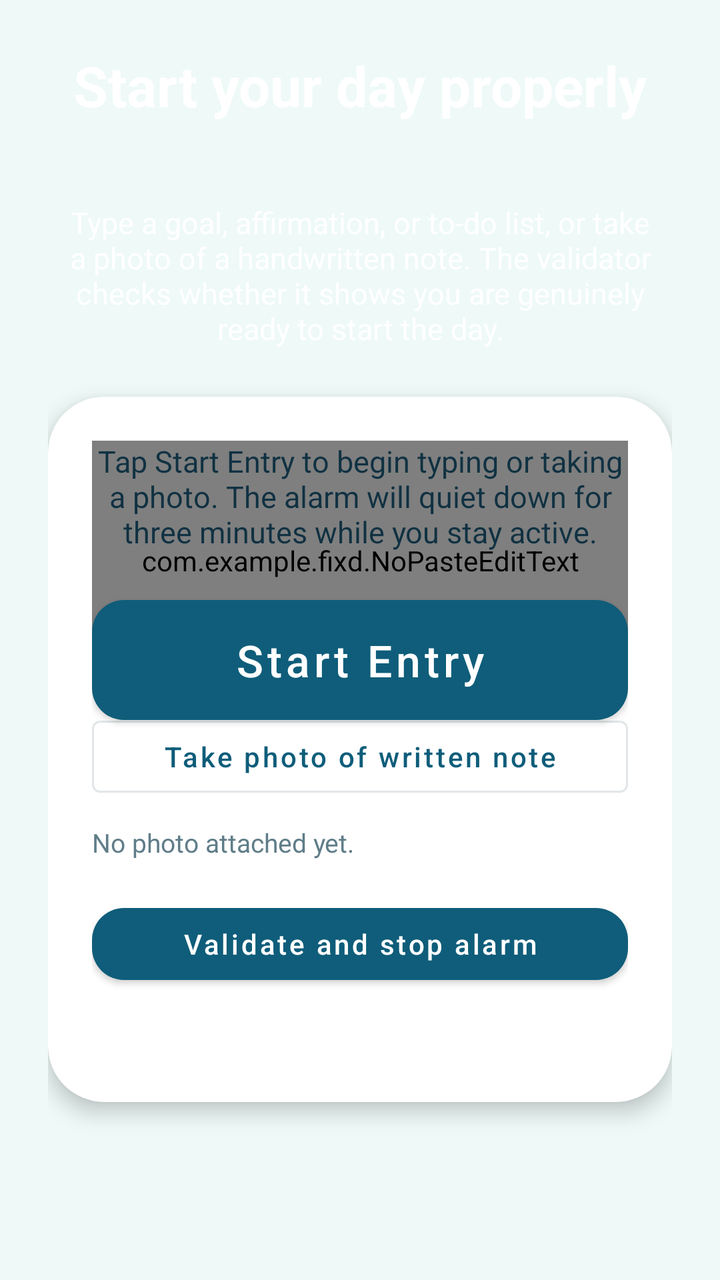
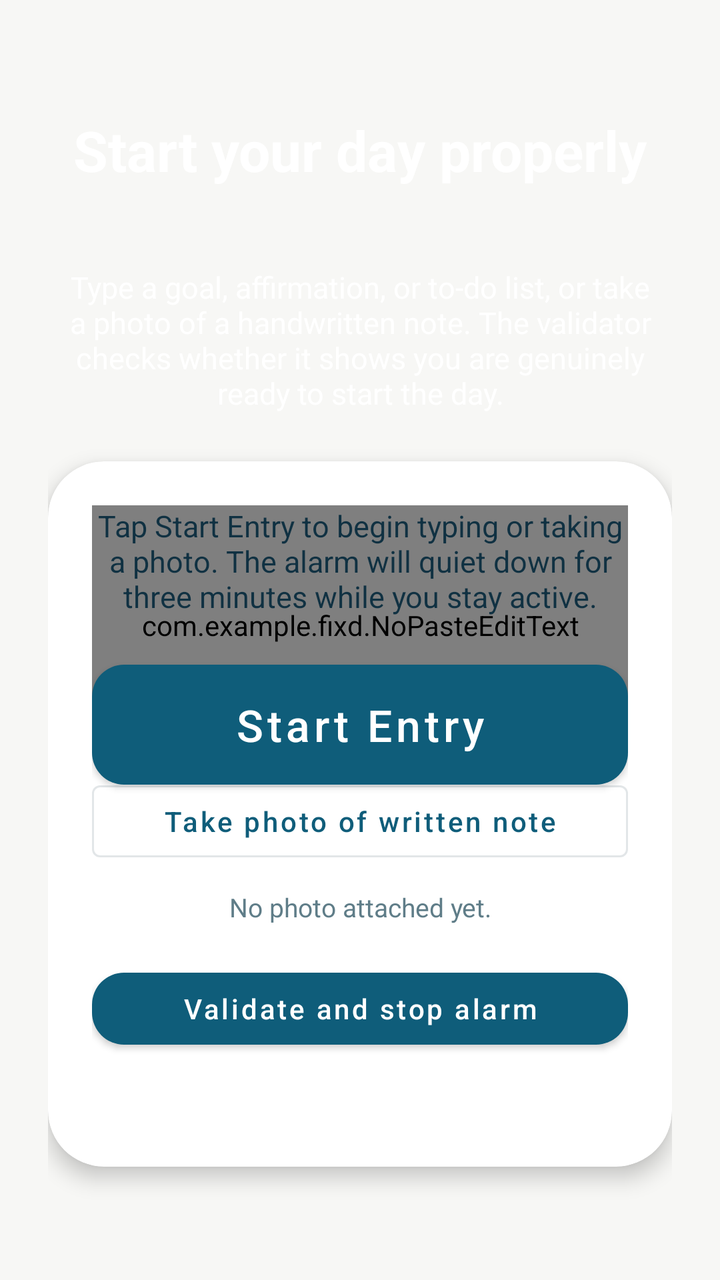

Two renders of the same Android screen: before a commit and after it. Below are the layout's source before the change and the commit's diff.
<!-- AndroidManifest.xml: activity theme Theme.Fixd.Alarm -->
<!-- res/layout/activity_alarm_challenge.xml -->
<?xml version="1.0" encoding="utf-8"?>
<ScrollView xmlns:android="http://schemas.android.com/apk/res/android"
    xmlns:app="http://schemas.android.com/apk/res-auto"
    android:layout_width="match_parent"
    android:layout_height="match_parent"
    android:background="@drawable/bg_auth_header"
    android:fillViewport="true">

    <LinearLayout
        android:layout_width="match_parent"
        android:layout_height="match_parent"
        android:gravity="center_horizontal"
        android:orientation="vertical"
        android:padding="24dp">

        <TextView
            android:layout_width="wrap_content"
            android:layout_height="wrap_content"
            android:text="@string/alarm_challenge_title"
            android:textColor="@color/white"
            android:textSize="28sp"
            android:textStyle="bold" />

        <TextView
            android:id="@+id/alarmNameText"
            android:layout_width="wrap_content"
            android:layout_height="wrap_content"
            android:layout_marginTop="8dp"
            android:textColor="@color/white"
            android:textSize="16sp"
            android:textStyle="bold" />

        <TextView
            android:layout_width="match_parent"
            android:layout_height="wrap_content"
            android:layout_marginTop="10dp"
            android:gravity="center"
            android:text="@string/alarm_challenge_body"
            android:textColor="@color/white"
            android:textSize="15sp" />

        <com.google.android.material.card.MaterialCardView
            style="@style/Widget.Fixd.TileCard.Large"
            android:layout_width="match_parent"
            android:layout_height="wrap_content"
            android:layout_marginTop="24dp"
            app:cardBackgroundColor="@color/brand_card">

            <LinearLayout
                android:id="@+id/entryContent"
                android:layout_width="match_parent"
                android:layout_height="wrap_content"
                android:orientation="vertical"
                android:padding="22dp">

                <com.google.android.material.textfield.TextInputLayout
                    android:layout_width="match_parent"
                    android:layout_height="wrap_content"
                    android:hint="@string/alarm_input_hint">

                    <com.example.fixd.NoPasteEditText
                        android:id="@+id/challengeInput"
                        android:layout_width="match_parent"
                        android:layout_height="120dp"
                        android:gravity="top|start"
                        android:inputType="textMultiLine|textCapSentences"
                        android:maxLines="5"
                        android:paddingStart="16dp"
                        android:paddingTop="16dp"
                        android:paddingEnd="16dp"
                        android:paddingBottom="16dp"
                        android:scrollbars="vertical"
                        android:textColor="@color/brand_text"
                        android:textColorHint="@color/brand_text_muted" />
                </com.google.android.material.textfield.TextInputLayout>

                <com.google.android.material.button.MaterialButton
                    android:id="@+id/capturePhotoButton"
                    style="@style/Widget.MaterialComponents.Button.OutlinedButton"
                    android:layout_width="match_parent"
                    android:layout_height="wrap_content"
                    android:layout_marginTop="14dp"
                    android:text="@string/alarm_capture_photo" />

                <TextView
                    android:id="@+id/photoStatus"
                    android:layout_width="match_parent"
                    android:layout_height="wrap_content"
                    android:layout_marginTop="10dp"
                    android:text="@string/alarm_photo_pending"
                    android:textColor="@color/brand_text_muted"
                    android:textSize="13sp" />

                <com.google.android.material.button.MaterialButton
                    android:id="@+id/submitButton"
                    android:layout_width="match_parent"
                    android:layout_height="wrap_content"
                    android:layout_marginTop="18dp"
                    android:text="@string/alarm_submit" />

                <ProgressBar
                    android:id="@+id/progressBar"
                    android:layout_width="wrap_content"
                    android:layout_height="wrap_content"
                    android:layout_gravity="center_horizontal"
                    android:layout_marginTop="14dp"
                    android:visibility="gone" />

                <TextView
                    android:id="@+id/feedbackText"
                    android:layout_width="match_parent"
                    android:layout_height="wrap_content"
                    android:layout_marginTop="14dp"
                    android:textColor="?attr/colorSecondary"
                    android:textSize="14sp" />
            </LinearLayout>

            <LinearLayout
                android:id="@+id/startEntryOverlay"
                android:layout_width="match_parent"
                android:layout_height="wrap_content"
                android:gravity="center"
                android:orientation="vertical"
                android:padding="22dp">

                <TextView
                    android:layout_width="match_parent"
                    android:layout_height="wrap_content"
                    android:gravity="center"
                    android:text="@string/alarm_start_entry_body"
                    android:textColor="@color/brand_text"
                    android:textSize="15sp" />

                <com.google.android.material.button.MaterialButton
                    android:id="@+id/startEntryButton"
                    android:layout_width="match_parent"
                    android:layout_height="wrap_content"
                    android:layout_marginTop="18dp"
                    android:minHeight="72dp"
                    android:text="@string/alarm_start_entry"
                    android:textSize="22sp" />
            </LinearLayout>
        </com.google.android.material.card.MaterialCardView>
    </LinearLayout>
</ScrollView>
<!-- resources referenced by this layout -->
<resources>
  <color name="brand_card">#FFFFFFFF</color>
  <color name="brand_text">#103142</color>
  <color name="brand_text_muted">#5F7D88</color>
  <color name="white">#FFFFFFFF</color>
  <!-- drawable bg_auth_header (drawable) -->
  <?xml version="1.0" encoding="utf-8"?>
  <shape xmlns:android="http://schemas.android.com/apk/res/android">
      <solid android:color="@color/brand_surface" />
  </shape>
  <string name="alarm_capture_photo">Take photo of written note</string>
  <string name="alarm_challenge_body">Type a goal, affirmation, or to-do list, or take a photo of a handwritten note. The validator checks whether it shows you are genuinely ready to start the day.</string>
  <string name="alarm_challenge_title">Start your day properly</string>
  <string name="alarm_input_hint">Type your plan for the day</string>
  <string name="alarm_photo_pending">No photo attached yet.</string>
  <string name="alarm_start_entry">Start Entry</string>
  <string name="alarm_start_entry_body">Tap Start Entry to begin typing or taking a photo. The alarm will quiet down for three minutes while you stay active.</string>
  <string name="alarm_submit">Validate and stop alarm</string>
  <style name="Widget.Fixd.TileCard.Large" parent="Widget.Fixd.TileCard">
          <item name="cardCornerRadius">28dp</item>
          <item name="cardElevation">6dp</item>
          <item name="shapeAppearanceOverlay">@style/ShapeAppearance.Fixd.Tile.Large</item>
      </style>
  <style name="Theme.Fixd.Alarm" parent="Theme.Fixd">
          <item name="android:windowFullscreen">true</item>
          <item name="android:windowIsTranslucent">false</item>
          <item name="android:statusBarColor">@android:color/transparent</item>
          <item name="android:navigationBarColor">@color/brand_primary_dark</item>
      </style>
  <color name="brand_surface">#EEF9F8</color>
  <style name="Widget.Fixd.TileCard" parent="Widget.MaterialComponents.CardView">
          <item name="cardCornerRadius">24dp</item>
          <item name="cardElevation">4dp</item>
          <item name="strokeWidth">0dp</item>
          <item name="shapeAppearanceOverlay">@style/ShapeAppearance.Fixd.Tile</item>
      </style>
  <style name="ShapeAppearance.Fixd.Tile.Large" parent="ShapeAppearance.Fixd.Tile">
          <item name="cornerSize">28dp</item>
      </style>
  <color name="brand_primary_dark">#083C54</color>
  <style name="ShapeAppearance.Fixd.Tile" parent="">
          <item name="cornerFamily">rounded</item>
          <item name="cornerSize">24dp</item>
      </style>
  <color name="brand_primary">#0F5D7A</color>
  <color name="brand_secondary">#2F8FCE</color>
  <color name="brand_gradient_mid">#168AA7</color>
  <color name="transparent">#00000000</color>
  <style name="Widget.Fixd.Button" parent="Widget.MaterialComponents.Button">
          <item name="cornerRadius">16dp</item>
          <item name="android:textAllCaps">false</item>
          <item name="rippleColor">@color/transparent</item>
      </style>
  <style name="Widget.Fixd.TextInputEditText" parent="Widget.MaterialComponents.TextInputEditText.OutlinedBox">
          <item name="android:textColor">@color/brand_text</item>
          <item name="android:textColorHint">@color/brand_text_muted</item>
          <item name="android:textCursorDrawable">@null</item>
      </style>
  <style name="Widget.Fixd.TextInputLayout" parent="Widget.MaterialComponents.TextInputLayout.OutlinedBox">
          <item name="boxBackgroundColor">@color/brand_card</item>
          <item name="boxStrokeColor">@color/brand_accent</item>
          <item name="boxCornerRadiusTopStart">18dp</item>
          <item name="boxCornerRadiusTopEnd">18dp</item>
          <item name="boxCornerRadiusBottomStart">18dp</item>
          <item name="boxCornerRadiusBottomEnd">18dp</item>
          <item name="hintTextColor">@color/brand_text_muted</item>
          <item name="android:textColorHint">@color/brand_text_muted</item>
      </style>
  <color name="brand_accent">#79BFF0</color>
  <!-- unchanged entries left out for length: 1 -->
</resources>

<!-- the commit's change to res/layout/activity_alarm_challenge.xml (unified diff, before → after) -->
@@ -8,8 +8,8 @@
 
     <LinearLayout
         android:layout_width="match_parent"
-        android:layout_height="match_parent"
-        android:gravity="center_horizontal"
+        android:layout_height="wrap_content"
+        android:gravity="center"
         android:orientation="vertical"
         android:padding="24dp">
 
@@ -50,6 +50,7 @@
                 android:id="@+id/entryContent"
                 android:layout_width="match_parent"
                 android:layout_height="wrap_content"
+                android:gravity="center_horizontal"
                 android:orientation="vertical"
                 android:padding="22dp">
 
@@ -87,6 +88,7 @@
                     android:layout_width="match_parent"
                     android:layout_height="wrap_content"
                     android:layout_marginTop="10dp"
+                    android:gravity="center"
                     android:text="@string/alarm_photo_pending"
                     android:textColor="@color/brand_text_muted"
                     android:textSize="13sp" />
@@ -111,6 +113,7 @@
                     android:layout_width="match_parent"
                     android:layout_height="wrap_content"
                     android:layout_marginTop="14dp"
+                    android:gravity="center"
                     android:textColor="?attr/colorSecondary"
                     android:textSize="14sp" />
             </LinearLayout>
<!-- resource entries referenced after the edit -->
@@ -28,7 +28,7 @@
           <item name="android:statusBarColor">@android:color/transparent</item>
           <item name="android:navigationBarColor">@color/brand_primary_dark</item>
       </style>
-  <color name="brand_surface">#EEF9F8</color>
+  <color name="brand_surface">#F7F7F5</color>
   <style name="Widget.Fixd.TileCard" parent="Widget.MaterialComponents.CardView">
           <item name="cardCornerRadius">24dp</item>
           <item name="cardElevation">4dp</item>
